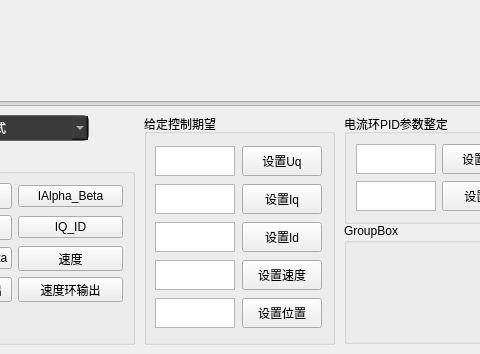
This is widget.ui in lhzloveyyj/LiJointMaster as Qt 5 draws it before an edit; both pictures show x 336 to 816 and y 416 to 770 of the 1300 by 770 pixel window. The edited form follows.
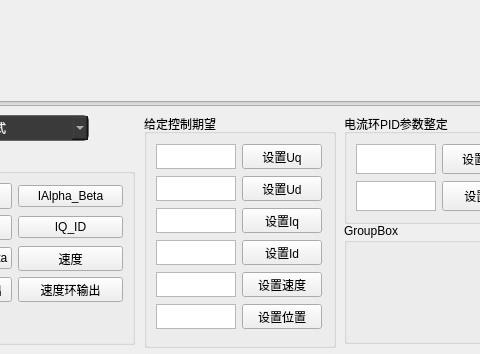
This is the edited form. Icons and pictures are not drawn. Custom widgets are drawn as their Qt base class.

```diff
--- a/widget.ui
+++ b/widget.ui
@@ -58,7 +58,7 @@
    </property>
    <layout class="QGridLayout" name="gridLayout">
     <item row="2" column="2">
-     <widget class="QPushButton" name="pushButton_5">
+     <widget class="QPushButton" name="speed_bt">
       <property name="styleSheet">
        <string notr="true">QPushButton:checked {
     background-color: #2ecc71;     /* 按下（checked）变亮绿色 */
@@ -996,22 +996,13 @@
     <rect>
      <x>480</x>
      <y>530</y>
-     <width>191</width>
-     <height>231</height>
+     <width>192</width>
+     <height>234</height>
     </rect>
    </property>
    <property name="title">
     <string>给定控制期望</string>
    </property>
-   <widget class="QWidget" name="layoutWidget">
-    <property name="geometry">
-     <rect>
-      <x>10</x>
-      <y>30</y>
-      <width>170</width>
-      <height>186</height>
-     </rect>
-    </property>
     <layout class="QVBoxLayout" name="verticalLayout_2">
      <item>
       <layout class="QHBoxLayout" name="horizontalLayout_14">
@@ -1020,7 +1011,7 @@
          <property name="maximumSize">
           <size>
            <width>80</width>
-           <height>30</height>
+          <height>25</height>
           </size>
          </property>
         </widget>
@@ -1030,7 +1021,7 @@
          <property name="maximumSize">
           <size>
            <width>80</width>
-           <height>30</height>
+          <height>25</height>
           </size>
          </property>
          <property name="text">
@@ -1040,6 +1031,33 @@
        </item>
       </layout>
      </item>
+    <item>
+     <layout class="QHBoxLayout" name="horizontalLayout_19">
+      <item>
+       <widget class="QTextEdit" name="setUd_te">
+        <property name="maximumSize">
+         <size>
+          <width>80</width>
+          <height>25</height>
+         </size>
+        </property>
+       </widget>
+      </item>
+      <item>
+       <widget class="QPushButton" name="setUd_bt">
+        <property name="maximumSize">
+         <size>
+          <width>80</width>
+          <height>25</height>
+         </size>
+        </property>
+        <property name="text">
+         <string>设置Ud</string>
+        </property>
+       </widget>
+      </item>
+     </layout>
+    </item>
      <item>
       <layout class="QHBoxLayout" name="horizontalLayout_16">
        <item>
@@ -1047,7 +1065,7 @@
          <property name="maximumSize">
           <size>
            <width>80</width>
-           <height>30</height>
+          <height>25</height>
           </size>
          </property>
         </widget>
@@ -1057,7 +1075,7 @@
          <property name="maximumSize">
           <size>
            <width>80</width>
-           <height>30</height>
+          <height>25</height>
           </size>
          </property>
          <property name="text">
@@ -1074,7 +1092,7 @@
          <property name="maximumSize">
           <size>
            <width>80</width>
-           <height>30</height>
+          <height>25</height>
           </size>
          </property>
         </widget>
@@ -1084,7 +1102,7 @@
          <property name="maximumSize">
           <size>
            <width>80</width>
-           <height>30</height>
+          <height>25</height>
           </size>
          </property>
          <property name="text">
@@ -1101,7 +1119,7 @@
          <property name="maximumSize">
           <size>
            <width>80</width>
-           <height>30</height>
+          <height>25</height>
           </size>
          </property>
         </widget>
@@ -1111,7 +1129,7 @@
          <property name="maximumSize">
           <size>
            <width>80</width>
-           <height>30</height>
+          <height>25</height>
           </size>
          </property>
          <property name="text">
@@ -1128,7 +1146,7 @@
          <property name="maximumSize">
           <size>
            <width>80</width>
-           <height>30</height>
+          <height>25</height>
           </size>
          </property>
         </widget>
@@ -1138,7 +1156,7 @@
          <property name="maximumSize">
           <size>
            <width>80</width>
-           <height>30</height>
+          <height>25</height>
           </size>
          </property>
          <property name="text">
@@ -1150,7 +1168,6 @@
      </item>
     </layout>
    </widget>
-  </widget>
   <widget class="QGroupBox" name="groupBox_6">
    <property name="geometry">
     <rect>
@@ -1202,7 +1219,7 @@
      </item>
     </layout>
    </widget>
-   <widget class="QWidget" name="">
+   <widget class="QWidget" name="layoutWidget">
     <property name="geometry">
      <rect>
       <x>1180</x>
@@ -1369,7 +1386,7 @@
         </widget>
        </item>
        <item row="0" column="1">
-        <widget class="QPushButton" name="pushButton_6">
+        <widget class="QPushButton" name="iqPID_kp_tb">
          <property name="maximumSize">
           <size>
            <width>80</width>
@@ -1392,7 +1409,7 @@
         </widget>
        </item>
        <item row="1" column="1">
-        <widget class="QPushButton" name="pushButton_7">
+        <widget class="QPushButton" name="iqPID_ki_tb">
          <property name="maximumSize">
           <size>
            <width>80</width>
```
Lines whose indentation alone changed are shown as unchanged.
